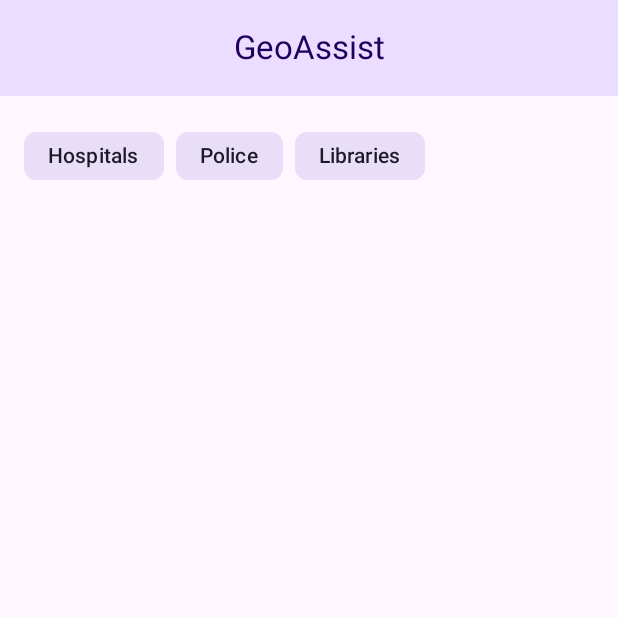
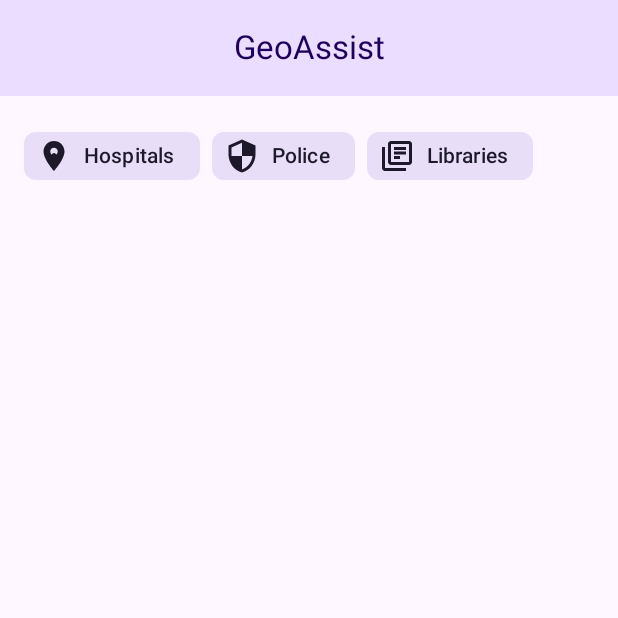
Before and after one commit to SiDeRaL12/GeoAssist, an Android app built with Jetpack Compose: the screen it shows after launch (MainActivity), on a phone screen of 412 x 824 dp, the top half of it. Run offline under Robolectric (Android 15) with nearby library versions, the phone set to English and light mode, and no system bars; our stand-ins replace Room's generated code, Volley.

Commit message:
feat: Add vector icons and enhance UI with icon integration. Created clean Material Design icons for hospitals, police, libraries, and location, then integrated them into filter chips for better visual clarity.

```diff
--- a/app/src/main/java/com/gustavo/geoassist/MainActivity.kt
+++ b/app/src/main/java/com/gustavo/geoassist/MainActivity.kt
@@ -16,9 +16,12 @@ import androidx.activity.viewModels
 import androidx.compose.foundation.layout.*
 import androidx.compose.foundation.lazy.LazyColumn
 import androidx.compose.foundation.lazy.items
+import androidx.compose.material.icons.Icons
+import androidx.compose.material.icons.filled.*
 import androidx.compose.material3.*
 import androidx.compose.runtime.*
 import androidx.compose.ui.Modifier
+import androidx.compose.ui.res.painterResource
 import androidx.compose.ui.unit.dp
 import com.gustavo.geoassist.ui.theme.AppTheme
 import com.gustavo.geoassist.ui.viewmodel.MapViewModel
@@ -86,17 +89,35 @@ fun GeoAssistApp(viewModel: MapViewModel) {
                 FilterChip(
                     selected = showHospitals,
                     onClick = { viewModel.toggleHospitals() },
-                    label = { Text("Hospitals") }
+                    label = { Text("Hospitals") },
+                    leadingIcon = {
+                        Icon(
+                            painter = painterResource(R.drawable.ic_hospital),
+                            contentDescription = "Hospital"
+                        )
+                    }
                 )
                 FilterChip(
                     selected = showPolice,
                     onClick = { viewModel.togglePolice() },
-                    label = { Text("Police") }
+                    label = { Text("Police") },
+                    leadingIcon = {
+                        Icon(
+                            painter = painterResource(R.drawable.ic_police),
+                            contentDescription = "Police"
+                        )
+                    }
                 )
                 FilterChip(
                     selected = showLibraries,
                     onClick = { viewModel.toggleLibraries() },
-                    label = { Text("Libraries") }
+                    label = { Text("Libraries") },
+                    leadingIcon = {
+                        Icon(
+                            painter = painterResource(R.drawable.ic_library),
+                            contentDescription = "Library"
+                        )
+                    }
                 )
             }
 
--- /dev/null
+++ b/app/src/main/res/drawable/ic_hospital.xml
@@ -0,0 +1,12 @@
+<vector xmlns:android="http://schemas.android.com/apk/res/android"
+    android:width="24dp"
+    android:height="24dp"
+    android:viewportWidth="24"
+    android:viewportHeight="24">
+    <path
+        android:fillColor="@android:color/white"
+        android:pathData="M12,2C8.13,2 5,5.13 5,9c0,5.25 7,13 7,13s7,-7.75 7,-13c0,-3.87 -3.13,-7 -7,-7zM12,11.5c-1.38,0 -2.5,-1.12 -2.5,-2.5s1.12,-2.5 2.5,-2.5 2.5,1.12 2.5,2.5 -1.12,2.5 -2.5,2.5z"/>
+    <path
+        android:fillColor="@android:color/white"
+        android:pathData="M12,11.5m-1.5,0a1.5,1.5 0,1 1,3 0a1.5,1.5 0,1 1,-3 0"/>
+</vector>
--- /dev/null
+++ b/app/src/main/res/drawable/ic_library.xml
@@ -0,0 +1,9 @@
+<vector xmlns:android="http://schemas.android.com/apk/res/android"
+    android:width="24dp"
+    android:height="24dp"
+    android:viewportWidth="24"
+    android:viewportHeight="24">
+    <path
+        android:fillColor="@android:color/white"
+        android:pathData="M4,6L2,6v14c0,1.1 0.9,2 2,2h14v-2L4,20L4,6zM20,2L8,2c-1.1,0 -2,0.9 -2,2v12c0,1.1 0.9,2 2,2h12c1.1,0 2,-0.9 2,-2L22,4c0,-1.1 -0.9,-2 -2,-2zM20,16L8,16L8,4h12v12zM10,9h8v2h-8zM10,12h4v2h-4zM10,6h8v2h-8z"/>
+</vector>
--- /dev/null
+++ b/app/src/main/res/drawable/ic_location.xml
@@ -0,0 +1,9 @@
+<vector xmlns:android="http://schemas.android.com/apk/res/android"
+    android:width="24dp"
+    android:height="24dp"
+    android:viewportWidth="24"
+    android:viewportHeight="24">
+    <path
+        android:fillColor="@android:color/white"
+        android:pathData="M12,8c-2.21,0 -4,1.79 -4,4s1.79,4 4,4 4,-1.79 4,-4 -1.79,-4 -4,-4zM20.94,11c-0.46,-4.17 -3.77,-7.48 -7.94,-7.94L13,1h-2v2.06C6.83,3.52 3.52,6.83 3.06,11L1,11v2h2.06c0.46,4.17 3.77,7.48 7.94,7.94L11,23h2v-2.06c4.17,-0.46 7.48,-3.77 7.94,-7.94L23,13v-2h-2.06zM12,19c-3.87,0 -7,-3.13 -7,-7s3.13,-7 7,-7 7,3.13 7,7 -3.13,7 -7,7z"/>
+</vector>
--- /dev/null
+++ b/app/src/main/res/drawable/ic_police.xml
@@ -0,0 +1,9 @@
+<vector xmlns:android="http://schemas.android.com/apk/res/android"
+    android:width="24dp"
+    android:height="24dp"
+    android:viewportWidth="24"
+    android:viewportHeight="24">
+    <path
+        android:fillColor="@android:color/white"
+        android:pathData="M12,1L3,5v6c0,5.55 3.84,10.74 9,12 5.16,-1.26 9,-6.45 9,-12V5l-9,-4zM12,11.99h7c-0.53,4.12 -3.28,7.79 -7,8.94V12H5V6.3l7,-3.11v8.8z"/>
+</vector>
```
